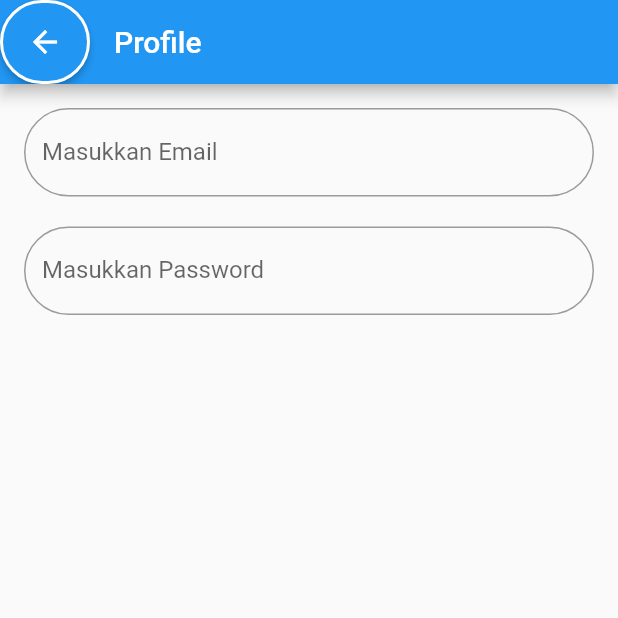
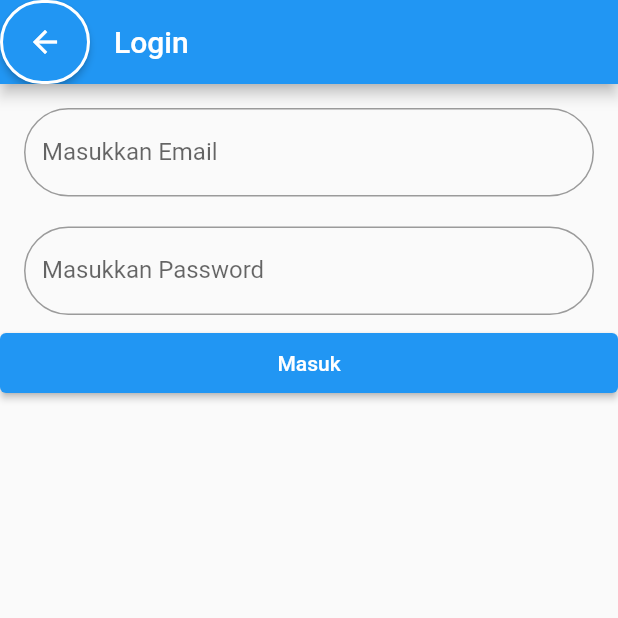
Before and after one commit to tianreformis/library_app, a Flutter app: the screen it shows after launch, after a tap on "Masuk", on a phone screen of 412 x 824 dp, the top half of it. Run offline on Flutter 3.47's test engine with Material 2 defaults, Android fonts, the phone set to English and light mode, and no system bars; Roboto replaces fonts that are missing (Poppins Regular).

Commit message:
add button and form on profile page

```diff
--- a/lib/screen/login_screen.dart
+++ b/lib/screen/login_screen.dart
@@ -1,4 +1,5 @@
 import 'package:flutter/material.dart';
+import 'package:library_app/screen/landing_screen.dart';
 
 class MyProfile extends StatefulWidget {
   const MyProfile({super.key});
@@ -15,7 +16,7 @@ class _MyProfileState extends State<MyProfile> {
       home: Scaffold(
         appBar: AppBar(
           title: const Text(
-            'Profile',
+            'Login',
             style: TextStyle(
               fontFamily: "Poppins Regular",
             ),
@@ -89,6 +90,24 @@ class _MyProfileState extends State<MyProfile> {
                 },
               ),
             ),
+            const SizedBox(
+              height: 8,
+            ),
+            ElevatedButton(
+                onPressed: () {
+                  Navigator.pop;
+                },
+                child: const Row(
+                  crossAxisAlignment: CrossAxisAlignment.center,
+                  mainAxisAlignment: MainAxisAlignment.center,
+                  children: [
+                    //Icon(Icons.input),
+                    SizedBox(
+                      height: 40,
+                    ),
+                    Text('Masuk'),
+                  ],
+                ))
           ],
         ),
       ),
```
